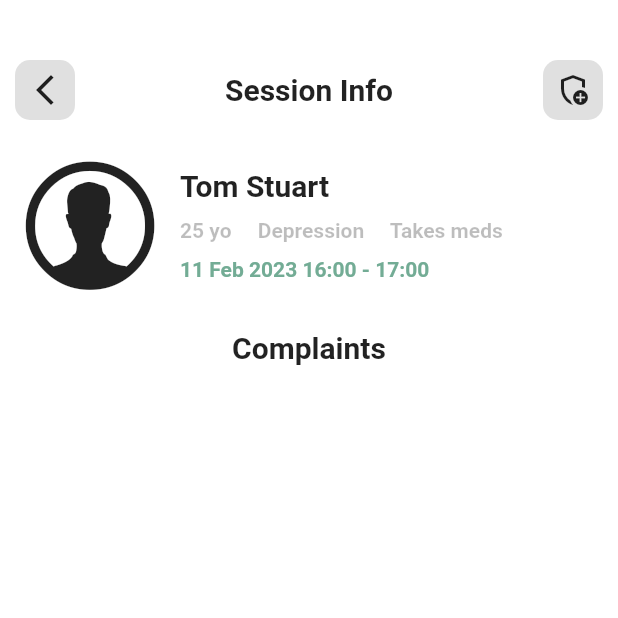
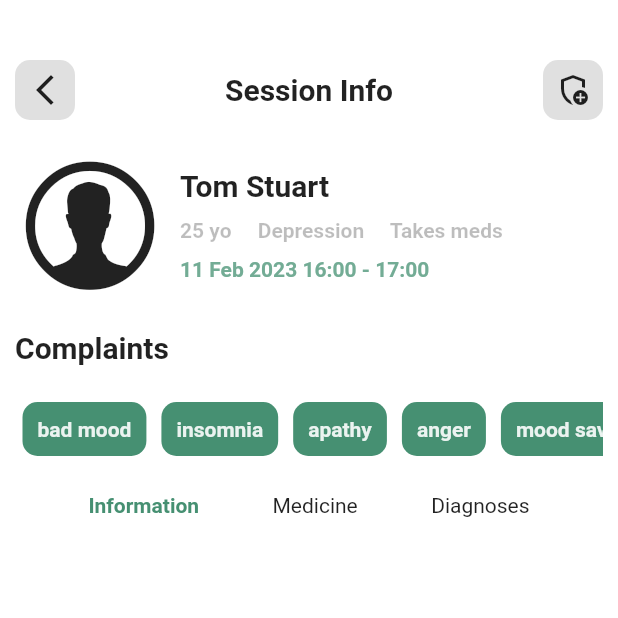
Before and after one commit to SAMIULLAH-KALHORO-DEV/mental_health_app_ui, a Flutter app: the screen it shows after launch, on a phone screen of 412 x 824 dp, the top half of it. Run offline on Flutter 3.47's test engine with Material 2 defaults, Android fonts, the phone set to English and light mode, and no system bars.

Commit message:
some changes

```diff
--- a/lib/main.dart
+++ b/lib/main.dart
@@ -1,19 +1,19 @@
 import 'package:flutter/material.dart';
-import 'package:mental_health_app_ui/home.dart';
+// import 'package:mental_health_app_ui/home.dart';
 import 'package:mental_health_app_ui/screen1.dart';
 
 void main(List<String> args) {
-  runApp(const MyApp());
+  runApp(MyApp());
 }
 
 class MyApp extends StatelessWidget {
-  const MyApp({super.key});
+  MyApp({super.key});
 
   @override
   Widget build(BuildContext context) {
-    return const MaterialApp(
+    return MaterialApp(
       debugShowCheckedModeBanner: false,
-          home: Screen1(),
+      home: Screen1(),
     );
   }
 }
--- a/lib/screen1.dart
+++ b/lib/screen1.dart
@@ -2,15 +2,28 @@ import 'package:flutter/cupertino.dart';
 import 'package:flutter/material.dart';
 
 class Screen1 extends StatelessWidget {
-  const Screen1({super.key});
-
+  Screen1({super.key});
+  final tStyle = TextStyle(
+    fontWeight: FontWeight.bold,
+    fontSize: 20,
+  );
+  List tList = [
+    "bad mood",
+    "insomnia",
+    "apathy",
+    "anger",
+    "mood savings",
+    "panic attacks"
+  ];
   @override
   Widget build(BuildContext context) {
     return Scaffold(
       backgroundColor: Colors.white,
       body: Padding(
         padding: const EdgeInsets.only(left: 10, top: 40, right: 10),
-        child: Column(mainAxisAlignment: MainAxisAlignment.start, children: [
+        child: Column(
+          crossAxisAlignment: CrossAxisAlignment.start,
+          children: [
             Row(mainAxisAlignment: MainAxisAlignment.spaceBetween, children: [
               Container(
                   decoration: BoxDecoration(
@@ -66,14 +79,46 @@ class Screen1 extends StatelessWidget {
               ])
             ]),
             SizedBox(height: 20),
-          Text(
-            "Complaints",
+            Text("Complaints", style: tStyle),
+            SizedBox(height: 20),
+            SingleChildScrollView(
+              scrollDirection: Axis.horizontal,
+              child: Flex(
+                verticalDirection: VerticalDirection.down,
+                direction: Axis.horizontal,
+                children: [
+                  for (var i = 0; i < tList.length; i++)
+                    Container(
+                        padding: EdgeInsets.all(10),
+                        margin: EdgeInsets.all(5),
+                        decoration: BoxDecoration(
+                          color: Color(0xFF469072),
+                          borderRadius: BorderRadius.circular(10),
+                        ),
+                        child: Text(
+                          tList[i],
                           style: TextStyle(
-              fontWeight: FontWeight.bold,
-              fontSize: 20,
+                              color: Color(0xE3FFFFFF),
+                              fontWeight: FontWeight.bold),
+                        )),
+                ],
               ),
             ),
-        ]),
+            SizedBox(height: 20),
+            Row(
+              mainAxisAlignment: MainAxisAlignment.spaceEvenly,
+              children: [
+                Text(
+                  "Information",
+                  style: TextStyle(
+                      color: Color(0xFF469072), fontWeight: FontWeight.bold),
+                ),
+                Text("Medicine"),
+                Text("Diagnoses"),
+              ],
+            )
+          ],
+        ),
       ),
     );
   }
```
Also changed, not shown: 1 other file. Lines whose indentation alone changed are shown as unchanged.
